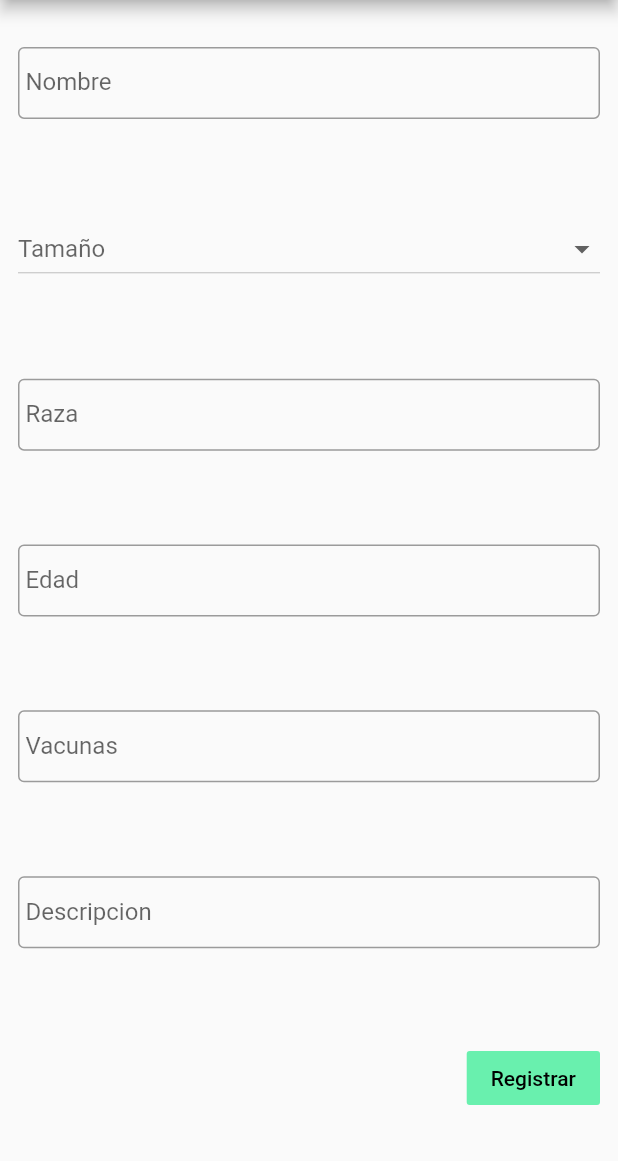
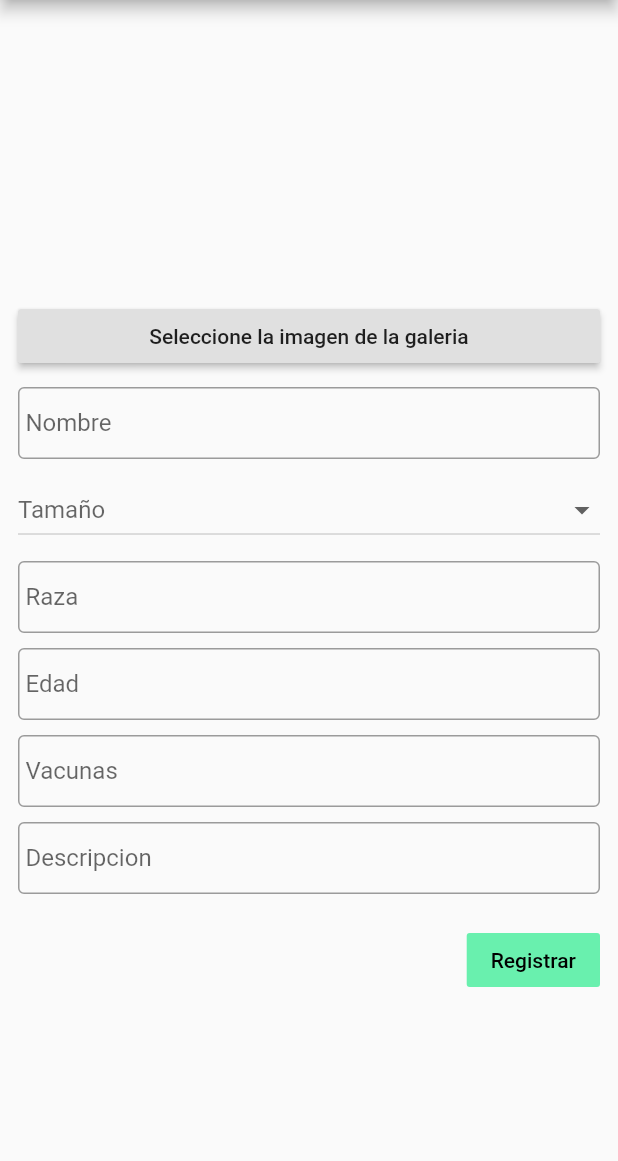
Before and after one commit to matfonseca/tdl-dart, a Flutter app: the DogRegistration screen opened directly, on a phone screen of 412 x 824 dp, the part 75-1236 px from its top. Run offline on Flutter 3.47's test engine with Material 2 defaults, Android fonts, the phone set to English and light mode, and no system bars; our stand-ins replace cloud_firestore, firebase_core, firebase_storage, image_picker; accounts and stored records are empty.

Commit message:
add storage service and image dog in dog registration

```diff
--- a/App/lib/screens/dog_registration.dart
+++ b/App/lib/screens/dog_registration.dart
@@ -4,6 +4,10 @@ import 'package:App/models/dog.dart';
 import 'package:flutter/foundation.dart';
 import 'package:App/repository/dog_repository.dart';
 import 'package:App/screens/code_screen.dart';
+import 'package:image_picker/image_picker.dart';
+import 'dart:io';
+import 'package:App/repository/storage.dart';
+
 
 
 class DogRegistration extends StatefulWidget {
@@ -23,6 +27,7 @@ class _DogRegistrationState extends State<DogRegistration> {
   final textVaccinesController = TextEditingController();
   final textDescriptionController = TextEditingController();
   String _size;
+  File galleryFile;
 
   @override
   void dispose() {
@@ -38,13 +43,29 @@ class _DogRegistrationState extends State<DogRegistration> {
 
   @override
   Widget build(BuildContext context) {
+
+    imageSelectorGallery() async {
+      galleryFile = await ImagePicker.pickImage(
+        source: ImageSource.gallery,
+        // maxHeight: 50.0,
+        // maxWidth: 50.0,
+      );
+      print("You selected gallery image : " + galleryFile.path);
+      setState(() {});
+    }
+
     return Scaffold(
         appBar: CustomAppBar(title: "Registrar Perro"),
         body: Padding(
           padding: const EdgeInsets.fromLTRB(12.0, 0, 12.0, 0),
-          child: Column(
-              mainAxisAlignment: MainAxisAlignment.spaceAround,
+          child: ListView(
               children: <Widget>[
+                displaySelectedFile(galleryFile),
+                new RaisedButton(
+                child: new Text('Seleccione la imagen de la galeria'),
+                onPressed: imageSelectorGallery,
+                ),
+                SizedBox(height: 10),
                 TextField(
                   controller: textNameController,
                   decoration: InputDecoration(
@@ -53,6 +74,7 @@ class _DogRegistrationState extends State<DogRegistration> {
                     labelText: "Nombre",
                   ),
                 ),
+                SizedBox(height: 10),
                 DropdownButton(
                 hint: Text("Tamaño"),
                 isExpanded:true,
@@ -76,22 +98,27 @@ class _DogRegistrationState extends State<DogRegistration> {
                     _size = value;
                   });
                 }),
+                SizedBox(height: 10),
                 TextField(
                   controller: textBreedController,
+
                   decoration: InputDecoration(
                     contentPadding: const EdgeInsets.symmetric(vertical: 10.0, horizontal: 5.0),
                     border: OutlineInputBorder(),
                     labelText: "Raza",
                   ),
                 ),
+                SizedBox(height: 10),
                 TextField(
                   controller: textAgeController,
                   decoration: InputDecoration(
                     contentPadding: const EdgeInsets.symmetric(vertical: 10.0, horizontal: 5.0),
                     border: OutlineInputBorder(),
                     labelText: "Edad",
+
                   ),
                 ),
+                SizedBox(height: 10),
                 TextField(
                   controller: textVaccinesController,
                   decoration: InputDecoration(
@@ -100,6 +127,7 @@ class _DogRegistrationState extends State<DogRegistration> {
                     labelText: "Vacunas",
                   ),
                 ),
+                SizedBox(height: 10),
                 TextField(
                   controller: textDescriptionController,
                   decoration: InputDecoration(
@@ -108,6 +136,9 @@ class _DogRegistrationState extends State<DogRegistration> {
                     labelText: "Descripcion",
                   ),
                 ),
+                SizedBox(   //Use of SizedBox
+                    height: 20,
+                    ),
                 Container(
                   alignment: AlignmentDirectional.bottomEnd,
                   child: FlatButton(
@@ -119,7 +150,7 @@ class _DogRegistrationState extends State<DogRegistration> {
                       var description = this.textDescriptionController.text;
                       Dog dog = Dog(name, breed, int.parse(age), _size, vaccines, description);
                       DogRepository repository = DogRepository();
-                      repository.save(dog).then((String id) => {
+                      repository.saveModel(dog, galleryFile.path).then((String id) => {
                         Navigator.push(
                         context,
                         MaterialPageRoute(builder: (context) => CodeScreen(code: id, continueFunction: () {
@@ -155,4 +186,16 @@ class _DogRegistrationState extends State<DogRegistration> {
       hasOtherPets = newValue;
     });
   }
+
+   Widget displaySelectedFile(File file) {
+    return new SizedBox(
+      height: 200.0,
+      width: 300.0,
+//child: new Card(child: new Text(''+galleryFile.toString())),
+//child: new Image.file(galleryFile),
+      child: file == null
+          ? new Text('')
+          : new Image.file(file),
+    );
+  }
 }
--- a/App/pubspec.yaml
+++ b/App/pubspec.yaml
@@ -25,6 +25,9 @@ dependencies:
     sdk: flutter
   firebase_core: "^0.5.3"
   cloud_firestore: "^0.14.4"
+  image_picker: "^0.6.6+5"
+  firebase_storage: "^5.2.0"
+
 
 
   # The following adds the Cupertino Icons font to your application.
```
Also changed, not shown: App/lib/models/dog.dart (+8 -1 lines), App/lib/repository/dog_repository.dart (+15 -1 lines), App/lib/repository/storage.dart (added, +15 -0 lines), App/pubspec.lock, 1 other file.
